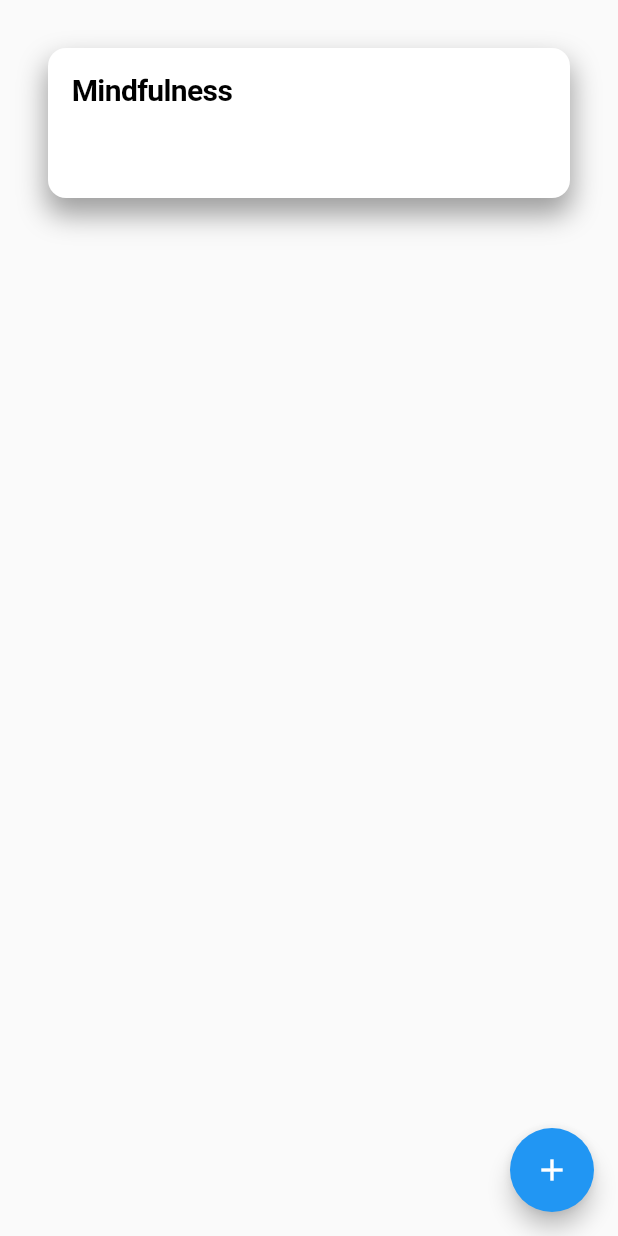
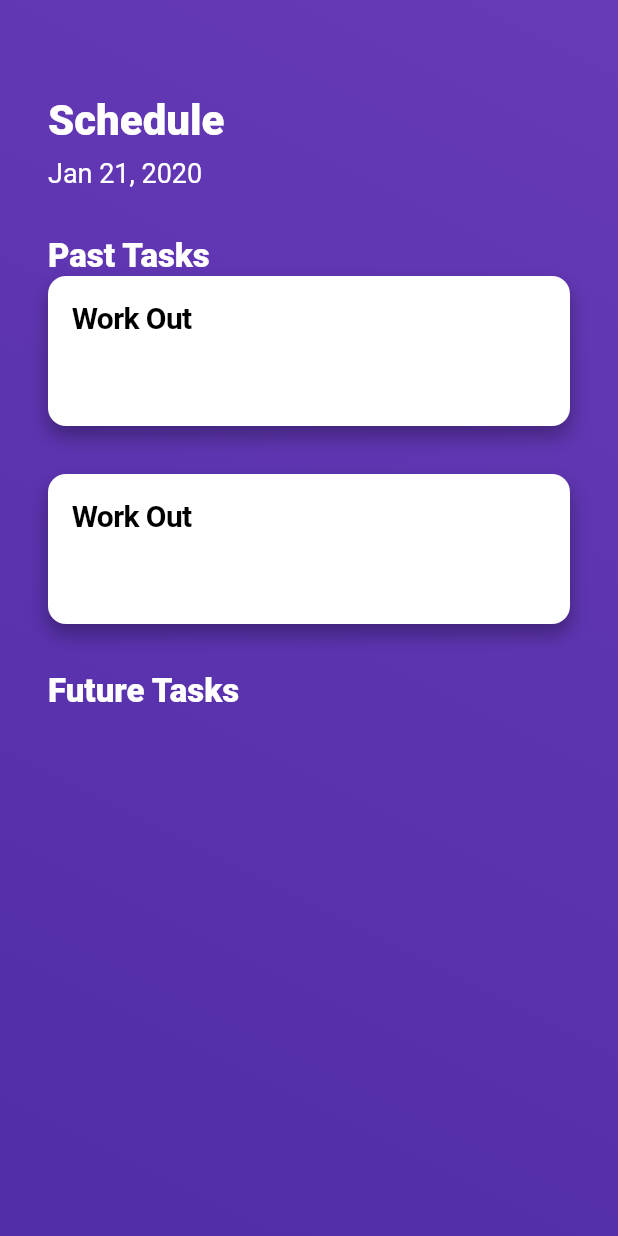
Before and after one commit to lassenordahl/checkmate, a Flutter app: the screen it shows after launch, on a phone screen of 412 x 824 dp. Run offline on Flutter 3.47's test engine with Material 2 defaults, Android fonts, the phone set to English and light mode, and no system bars.

Commit message:
added colors, some of the design is finished

```diff
--- a/lib/main.dart
+++ b/lib/main.dart
@@ -1,6 +1,7 @@
 import 'package:flutter/material.dart';
 import 'package:flutter/cupertino.dart';
 import 'package:flutter/services.dart';
+import 'package:intl/intl.dart';
 
 import 'todo.dart';
 
@@ -14,9 +15,113 @@ void main() {
 class TodoApp extends StatelessWidget {
   @override
   Widget build(BuildContext context) {
-    return new MaterialApp(
-      title: 'CS125 Project',
-      home: new TodoList()
-    );
+    return new MaterialApp(title: 'CS125 Project', home: new App());
   }
 }
+
+class App extends StatelessWidget {
+  _getDateString() {
+    var now = new DateTime.now();
+    var formatter = new DateFormat('MMM dd, yyyy');
+    String formattedDate = formatter.format(now);
+    return formattedDate; // 2016-01-25
+  }
+
+  @override
+  Widget build(BuildContext context) {
+    return new Scaffold(
+        body: Container(
+            decoration: BoxDecoration(
+                gradient: LinearGradient(
+                    begin: Alignment.topRight,
+                    end: Alignment.bottomLeft,
+                    colors: [Colors.deepPurple, Colors.deepPurple[700]])),
+            child: SingleChildScrollView(
+                child: Container(
+                    height: double.maxFinite,
+                    decoration: BoxDecoration(
+                        gradient: LinearGradient(
+                            begin: Alignment.topRight,
+                            end: Alignment.bottomLeft,
+                            colors: [Colors.blue, Colors.purple])),
+                    child: Column(children: <Widget>[
+                      new Container(
+                        padding: EdgeInsets.only(
+                          top: 64.0,
+                          left: 32.0,
+                          right: 32.0,
+                          bottom: 32.0,
+                        ),
+                        child: new Row(
+                          children: <Widget>[
+                            Column(
+                                crossAxisAlignment: CrossAxisAlignment.start,
+                                children: <Widget>[
+                                  Align(
+                                    alignment: Alignment.centerLeft,
+                                    child: Text(
+                                      "Schedule",
+                                      style: TextStyle(
+                                          color: Colors.white,
+                                          fontSize: 28,
+                                          fontWeight: FontWeight.w800),
+                                    ),
+                                  ),
+                                  Padding(
+                                    padding: EdgeInsets.only(top: 8.0),
+                                    child: Align(
+                                      alignment: Alignment.centerLeft,
+                                      child: Text(
+                                        _getDateString(),
+                                        style: TextStyle(
+                                            color: Colors.white,
+                                            fontSize: 18,
+                                            fontWeight: FontWeight.w400),
+                                      ),
+                                    ),
+                                  )
+                                ]),
+                            // Column(
+                            //   children: <Widget>[Text("hello")],
+                            // )
+                          ],
+                        ),
+                      ),
+                      new Container(
+                        padding: EdgeInsets.only(
+                          left: 32.0,
+                          right: 32.0,
+                        ),
+                        child: new Row(
+                          children: <Widget>[
+                            Text(
+                              "Past Tasks",
+                              style: TextStyle(
+                                  color: Colors.white,
+                                  fontSize: 22,
+                                  fontWeight: FontWeight.w800),
+                            ),
+                          ],
+                        ),
+                      ),
+                      new TodoList(),
+                      new Container(
+                        padding: EdgeInsets.only(
+                          left: 32.0,
+                          right: 32.0,
+                        ),
+                        child: new Row(
+                          children: <Widget>[
+                            Text(
+                              "Future Tasks",
+                              style: TextStyle(
+                                  color: Colors.white,
+                                  fontSize: 22,
+                                  fontWeight: FontWeight.w800),
+                            ),
+                          ],
+                        ),
+                      ),
+                    ])))));
+  }
+}
--- a/lib/todo.dart
+++ b/lib/todo.dart
@@ -7,7 +7,10 @@ class TodoList extends StatefulWidget {
 }
 
 class TodoListState extends State<TodoList> {
-  List<String> _todoItems = ['Hello'];
+  List<String> _todoItems = [
+    'Hello',
+    'Hello',
+  ];
 
   // This will be called each time the + button is pressed
   void _addTodoItem() {
@@ -22,11 +25,12 @@ class TodoListState extends State<TodoList> {
   // Build the whole list of todo items
   Widget _buildTodoList() {
     return new ListView.builder(
+      shrinkWrap: true,
       itemBuilder: (context, index) {
         // itemBuilder will be automatically be called as many times as it takes for the
         // list to fill up its available space, which is most likely more than the
         // number of todo items we have. So, we need to check the index is OK.
-        if(index < _todoItems.length) {
+        if (index < _todoItems.length) {
           return _buildTodoItem(_todoItems[index]);
         }
       },
@@ -35,16 +39,9 @@ class TodoListState extends State<TodoList> {
 
   // Build a single todo item
   Widget _buildTodoItem(String todoText) {
-    // return new ListTile(
-    //   title: Card(
-    //     child: Padding(
-    //       padding: EdgeInsets.all(8.0),
-    //       child:Text(todoText)
-    //     )
-    //   )
-    // );
+
     return new CupertinoButton(
-      padding: EdgeInsets.all(32.0),
+      padding: EdgeInsets.only(bottom: 32.0, left: 32.0, right: 32.0),
       child: Container(
         height: 100,
         width: double.infinity,
@@ -53,23 +50,20 @@ class TodoListState extends State<TodoList> {
           borderRadius: BorderRadius.circular(12),
           boxShadow: [
             new BoxShadow(
-              color: Colors.grey,
-              // offset, the X,Y coordinates to offset the shadow
-              offset: new Offset(0.0, 10.0),
-              // blurRadius, the higher the number the more smeared look
-              blurRadius: 15.0,
-              spreadRadius: 1.0
-            )
+                color: Colors.black.withOpacity(0.3),
+                // offset, the X,Y coordinates to offset the shadow
+                offset: new Offset(0.0, 7.0),
+                // blurRadius, the higher the number the more smeared look
+                blurRadius: 10.0,
+                spreadRadius: 0.1)
           ],
         ),
         child: Container(
           margin: EdgeInsets.all(16.0),
           child: Text(
-            "Mindfulness",
+            "Work Out",
             style: TextStyle(
-                color: Colors.black,
-                fontSize: 20,
-                fontWeight: FontWeight.w600),
+                color: Colors.black, fontSize: 20, fontWeight: FontWeight.w600),
           ),
         ),
       ),
@@ -81,16 +75,6 @@ class TodoListState extends State<TodoList> {
 
   @override
   Widget build(BuildContext context) {
-    return new Scaffold(
-      // appBar: new AppBar(
-      //   title: new Text('Haha what!')
-      // ),
-      body: _buildTodoList(),
-      floatingActionButton: new FloatingActionButton(
-        onPressed: _addTodoItem,
-        tooltip: 'Add task',
-        child: new Icon(Icons.add)
-      ),
-    );
+    return _buildTodoList();
   }
 }
--- a/pubspec.yaml
+++ b/pubspec.yaml
@@ -17,6 +17,7 @@ environment:
   sdk: ">=2.1.0 <3.0.0"
 
 dependencies:
+  intl: ^0.15.7
   flutter:
     sdk: flutter
 
```
Also changed, not shown: pubspec.lock.
